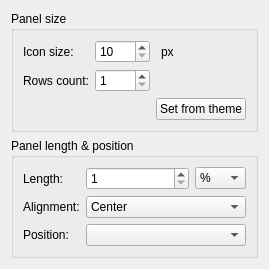
Razor-qt/razor-qt, file razorqt-panel/panel/config/configpaneldialog.ui: the form before one commit.
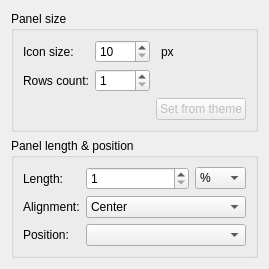
The form after the commit.

Commit message: Disables unused button

```diff
--- a/razorqt-panel/panel/config/configpaneldialog.ui
+++ b/razorqt-panel/panel/config/configpaneldialog.ui
@@ -35,6 +35,9 @@
       </item>
       <item row="2" column="3">
        <widget class="QPushButton" name="button_fromTheme">
+        <property name="enabled">
+         <bool>false</bool>
+        </property>
         <property name="text">
          <string>Set from theme</string>
         </property>
```
